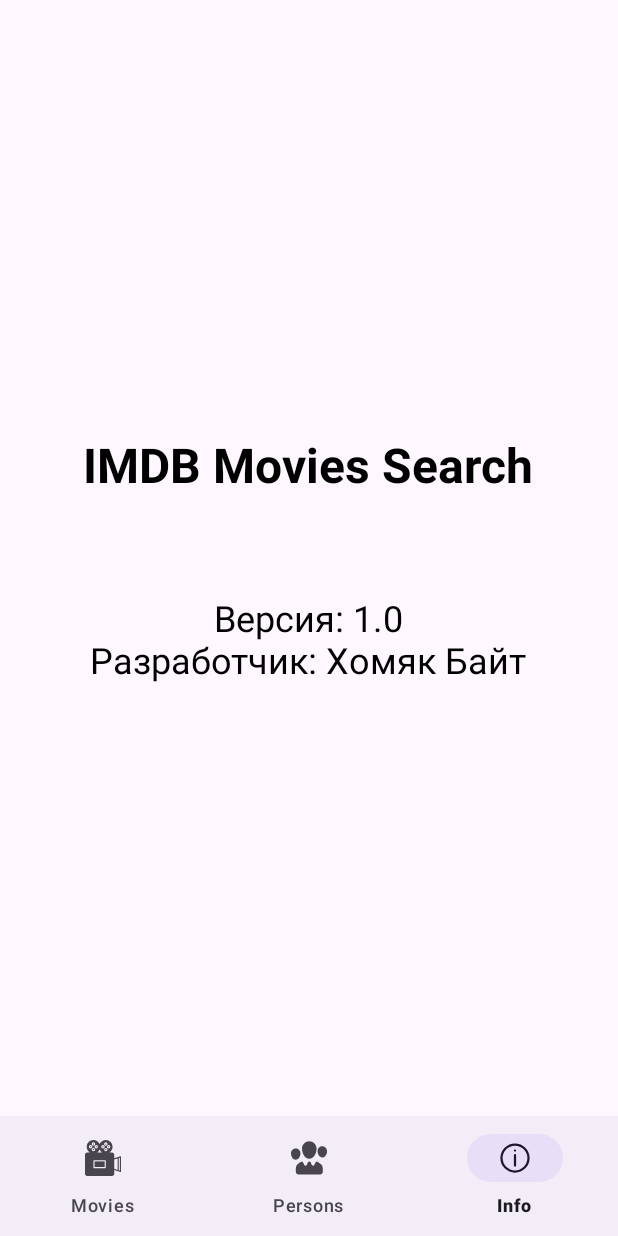
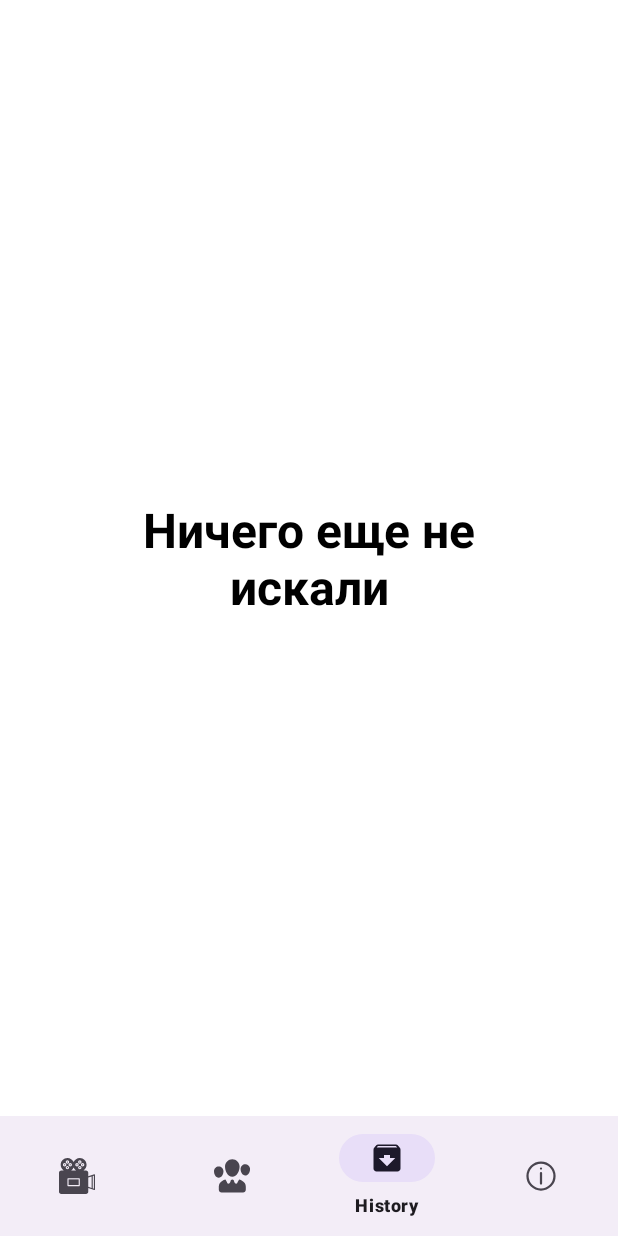
Before and after one commit to iarosch22/MovieSearchApp, an Android app: the screen it shows after launch (RootActivity), item 3 of the bottom bar chosen, on a phone screen of 412 x 824 dp. Run offline under Robolectric (Android 15) with nearby library versions, the phone set to English and light mode, and no system bars; our stand-ins replace Room's generated code, navigation-ui.

Commit message:
feat: add impl Room for UI

```diff
--- a/app/build.gradle.kts
+++ b/app/build.gradle.kts
@@ -1,12 +1,12 @@
 plugins {
     alias(libs.plugins.android.application)
     alias(libs.plugins.jetbrains.kotlin.android)
-    kotlin("kapt")
+    id("kotlin-kapt")
 }
 
 android {
     namespace = "com.practicum.moviesearchapp"
-    compileSdk = 34
+    compileSdk = 35
 
     buildFeatures {
         viewBinding = true
--- a/app/src/main/java/com/practicum/moviesearchapp/di/ViewModelModule.kt
+++ b/app/src/main/java/com/practicum/moviesearchapp/di/ViewModelModule.kt
@@ -1,10 +1,12 @@
 package com.practicum.moviesearchapp.di
 
 import com.practicum.moviesearchapp.presentation.about.AboutViewModel
+import com.practicum.moviesearchapp.presentation.history.HistoryViewModel
 import com.practicum.moviesearchapp.presentation.movieCast.MovieCastViewModel
 import com.practicum.moviesearchapp.presentation.movies.MoviesSearchViewModel
 import com.practicum.moviesearchapp.presentation.names.NamesViewModel
 import com.practicum.moviesearchapp.presentation.poster.PosterViewModel
+import org.koin.android.ext.koin.androidContext
 import org.koin.androidx.viewmodel.dsl.viewModel
 import org.koin.dsl.module
 
@@ -28,4 +30,8 @@ val viewModelModule = module {
     viewModel {(movieId: String) ->
         MovieCastViewModel(movieId, get())
     }
+
+    viewModel {
+        HistoryViewModel(get())
+    }
 }
--- /dev/null
+++ b/app/src/main/java/com/practicum/moviesearchapp/presentation/history/HistoryState.kt
@@ -0,0 +1,13 @@
+package com.practicum.moviesearchapp.presentation.history
+
+import com.practicum.moviesearchapp.domain.models.Movie
+
+sealed interface HistoryState {
+
+    object Loading: HistoryState
+
+    data class Content(val movies: List<Movie>): HistoryState
+
+    data class Empty(val message: String): HistoryState
+
+}
--- /dev/null
+++ b/app/src/main/java/com/practicum/moviesearchapp/presentation/history/HistoryViewModel.kt
@@ -0,0 +1,44 @@
+package com.practicum.moviesearchapp.presentation.history
+
+import android.content.Context
+import androidx.lifecycle.LiveData
+import androidx.lifecycle.MutableLiveData
+import androidx.lifecycle.ViewModel
+import androidx.lifecycle.viewModelScope
+import com.practicum.moviesearchapp.R
+import com.practicum.moviesearchapp.domain.db.HistoryInteractor
+import com.practicum.moviesearchapp.domain.models.Movie
+import kotlinx.coroutines.launch
+
+class HistoryViewModel(
+    private val historyInteractor: HistoryInteractor
+): ViewModel() {
+
+    private val stateLiveData = MutableLiveData<HistoryState>()
+
+    fun observeState(): LiveData<HistoryState> = stateLiveData
+
+    fun fillData() {
+        renderState(HistoryState.Loading)
+        viewModelScope.launch {
+            historyInteractor
+                .historyMovies()
+                .collect { movies ->
+                    processResult(movies)
+                }
+        }
+    }
+
+    private fun processResult(movies: List<Movie>) {
+        if (movies.isEmpty()) {
+            renderState(HistoryState.Empty("Ничего еще не искали"))
+        } else {
+            renderState(HistoryState.Content(movies))
+        }
+    }
+
+    private fun renderState(state: HistoryState) {
+        stateLiveData.postValue(state)
+    }
+
+}
--- /dev/null
+++ b/app/src/main/java/com/practicum/moviesearchapp/ui/history/HistoryAdapter.kt
@@ -0,0 +1,20 @@
+package com.practicum.moviesearchapp.ui.history
+
+import android.view.ViewGroup
+import androidx.recyclerview.widget.RecyclerView
+import com.practicum.moviesearchapp.domain.models.Movie
+
+class HistoryAdapter: RecyclerView.Adapter<HistoryViewHolder>() {
+
+    var movies = ArrayList<Movie>()
+
+    override fun onCreateViewHolder(parent: ViewGroup, viewType: Int): HistoryViewHolder = HistoryViewHolder(parent)
+
+    override fun getItemCount(): Int = movies.size
+
+    override fun onBindViewHolder(holder: HistoryViewHolder, position: Int) {
+        holder.bind(movies.get(position))
+    }
+
+
+}
--- /dev/null
+++ b/app/src/main/java/com/practicum/moviesearchapp/ui/history/HistoryFragment.kt
@@ -0,0 +1,91 @@
+package com.practicum.moviesearchapp.ui.history
+
+import android.os.Bundle
+import android.view.LayoutInflater
+import android.view.View
+import android.view.ViewGroup
+import android.widget.ProgressBar
+import android.widget.TextView
+import androidx.fragment.app.Fragment
+import androidx.recyclerview.widget.LinearLayoutManager
+import androidx.recyclerview.widget.RecyclerView
+import com.practicum.moviesearchapp.databinding.FragmentHistoryBinding
+import com.practicum.moviesearchapp.domain.models.Movie
+import com.practicum.moviesearchapp.presentation.history.HistoryState
+import com.practicum.moviesearchapp.presentation.history.HistoryViewModel
+import org.koin.androidx.viewmodel.ext.android.viewModel
+
+class HistoryFragment: Fragment() {
+
+    private lateinit var binding: FragmentHistoryBinding
+
+    private val viewModel by viewModel<HistoryViewModel>()
+    private var adapter: HistoryAdapter? = null
+
+    private lateinit var placeholderMessage: TextView
+    private lateinit var historyList: RecyclerView
+    private lateinit var progressBar: ProgressBar
+
+    override fun onCreateView(inflater: LayoutInflater, container: ViewGroup?, savedInstanceState: Bundle?): View? {
+        binding = FragmentHistoryBinding.inflate(inflater, container, false)
+        return binding.root
+    }
+
+    override fun onViewCreated(view: View, savedInstanceState: Bundle?) {
+        super.onViewCreated(view, savedInstanceState)
+
+        adapter = HistoryAdapter()
+
+        placeholderMessage = binding.placeholderMessage
+        historyList = binding.historyList
+        progressBar = binding.progressBar
+
+        historyList.layoutManager = LinearLayoutManager(requireContext(), LinearLayoutManager.VERTICAL, false)
+        historyList.adapter = adapter
+
+        viewModel.fillData()
+
+        viewModel.observeState().observe(viewLifecycleOwner) {
+            render(it)
+        }
+    }
+
+    override fun onDestroyView() {
+        super.onDestroyView()
+        adapter = null
+        historyList.adapter = null
+    }
+
+    private fun render(state: HistoryState) {
+        when (state) {
+            is HistoryState.Content -> showContent(state.movies)
+            is HistoryState.Empty -> showEmpty(state.message)
+            is HistoryState.Loading -> showLoading()
+        }
+    }
+
+    private fun showLoading() {
+        historyList.visibility = View.GONE
+        placeholderMessage.visibility = View.GONE
+        progressBar.visibility = View.VISIBLE
+    }
+
+    private fun showEmpty(message: String) {
+        historyList.visibility = View.GONE
+        placeholderMessage.visibility = View.VISIBLE
+        progressBar.visibility = View.GONE
+
+        placeholderMessage.text = message
+    }
+
+    private fun showContent(movies: List<Movie>) {
+        historyList.visibility = View.VISIBLE
+        placeholderMessage.visibility = View.GONE
+        progressBar.visibility = View.GONE
+
+        adapter?.movies?.clear()
+        adapter?.movies?.addAll(movies)
+        adapter?.notifyDataSetChanged()
+    }
+
+}
--- /dev/null
+++ b/app/src/main/res/drawable/ic_history.xml
@@ -0,0 +1,5 @@
+<vector xmlns:android="http://schemas.android.com/apk/res/android" android:height="24dp" android:tint="#000000" android:viewportHeight="24" android:viewportWidth="24" android:width="24dp">
+
+    <path android:fillColor="@android:color/white" android:pathData="M20.54,5.23l-1.39,-1.68C18.88,3.21 18.47,3 18,3H6c-0.47,0 -0.88,0.21 -1.16,0.55L3.46,5.23C3.17,5.57 3,6.02 3,6.5V19c0,1.1 0.9,2 2,2h14c1.1,0 2,-0.9 2,-2V6.5c0,-0.48 -0.17,-0.93 -0.46,-1.27zM12,17.5L6.5,12H10v-2h4v2h3.5L12,17.5zM5.12,5l0.81,-1h12l0.94,1H5.12z"/>
+
+</vector>
--- /dev/null
+++ b/app/src/main/res/layout/fragment_history.xml
@@ -0,0 +1,28 @@
+<?xml version="1.0" encoding="utf-8"?>
+<FrameLayout xmlns:android="http://schemas.android.com/apk/res/android"
+    xmlns:tools="http://schemas.android.com/tools"
+    android:layout_width="match_parent"
+    android:layout_height="match_parent"
+    android:background="@color/white">
+
+    <ProgressBar android:id="@+id/progressBar"
+        android:layout_width="44dp"
+        android:layout_height="44dp"
+        android:layout_gravity="center"
+        android:indeterminateTint="@color/black"
+        android:visibility="gone"/>
+
+    <androidx.recyclerview.widget.RecyclerView android:id="@+id/historyList"
+        android:layout_width="match_parent"
+        android:layout_height="match_parent"
+        tools:listitem="@layout/list_item_history"/>
+
+    <TextView android:id="@+id/placeholderMessage"
+        android:layout_width="300dp"
+        android:layout_height="wrap_content"
+        android:layout_gravity="center"
+        android:textAlignment="center"
+        android:textSize="32sp"
+        android:textStyle="bold"
+        android:textColor="@color/black"/>
+</FrameLayout>
--- a/app/src/main/res/menu/bottom_navigation_menu.xml
+++ b/app/src/main/res/menu/bottom_navigation_menu.xml
@@ -12,6 +12,11 @@
         android:title="@string/app_persons_nav"/>
 
     <item
+        android:id="@+id/historyFragment"
+        android:icon="@drawable/ic_history"
+        android:title="@string/app_history_nav" />
+
+    <item
         android:id="@+id/infoFragment"
         android:icon="@drawable/ic_info"
         android:title="@string/app_info_nav"/>
--- a/app/src/main/res/navigation/main_navigation_graph.xml
+++ b/app/src/main/res/navigation/main_navigation_graph.xml
@@ -43,4 +43,9 @@
         android:id="@+id/namesFragment"
         android:name="com.practicum.moviesearchapp.ui.names.NamesFragment"
         android:label="NamesFragment" />
+    <fragment
+        android:id="@+id/historyFragment"
+        android:name="com.practicum.moviesearchapp.ui.history.HistoryFragment"
+        android:label="fragment_history"
+        tools:layout="@layout/fragment_history" />
 </navigation>
--- a/app/src/main/res/values/strings.xml
+++ b/app/src/main/res/values/strings.xml
@@ -15,4 +15,5 @@
     <string name="app_movies_nav">Movies</string>
     <string name="app_persons_nav">Persons</string>
     <string name="app_info_nav">Info</string>
+    <string name="app_history_nav">History</string>
 </resources>
```
Also changed, not shown: app/src/main/java/com/practicum/moviesearchapp/ui/history/HistoryViewHolder.kt (added, +29 -0 lines), app/src/main/res/layout/list_item_history.xml (added, +40 -0 lines), gradle/libs.versions.toml (+5 -11 lines).
